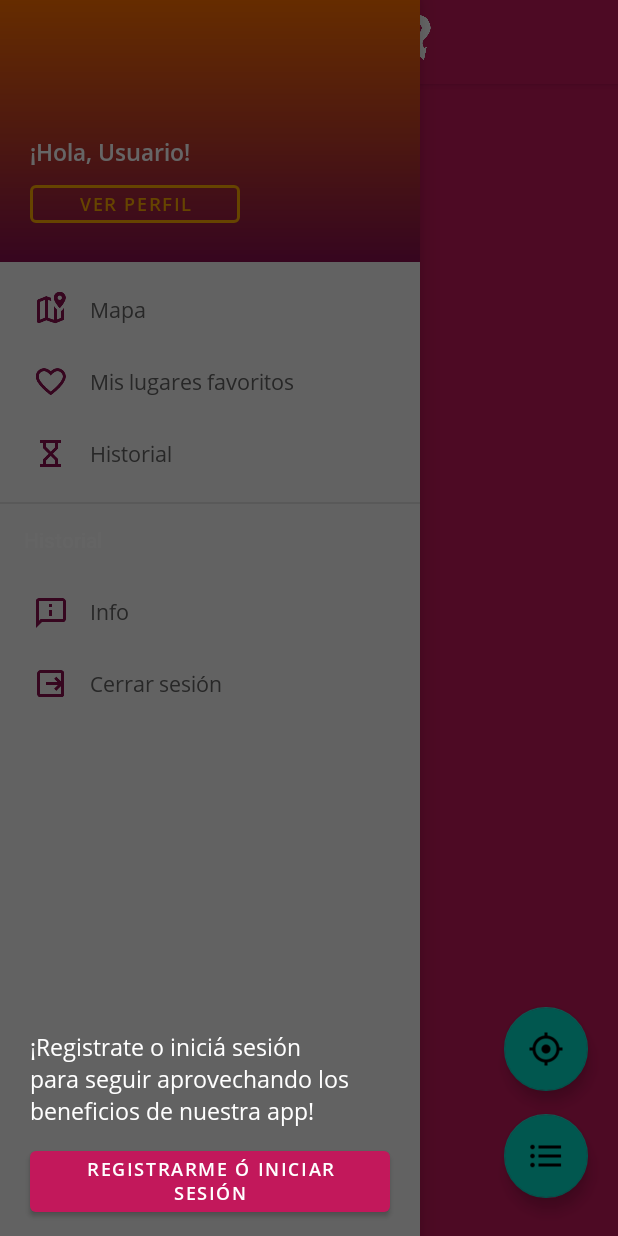
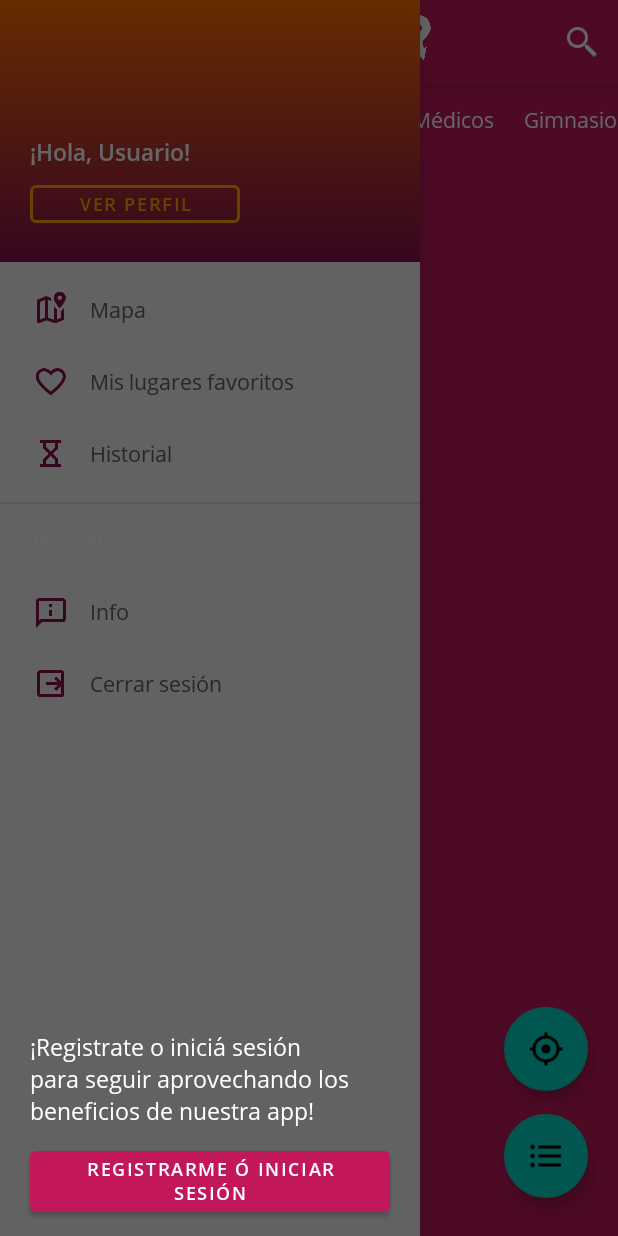
Before and after one commit to radamisil/ProyectoFinalAndroid, an Android app: the screen it shows after launch (MainActivity), with the side drawer open, on a phone screen of 412 x 824 dp. Run offline under Robolectric (Android 15) with nearby library versions, the phone set to English and light mode, and no system bars; our stand-ins replace RxJava; libraries missing offline, so code that uses them is left out: com.patloew.rxlocation, com.tbruyelle.rxpermissions2; 3 statements that could not run were skipped.

Commit message:
Add category tabs and search icon to Main Activity - in progress

```diff
--- a/app/src/main/java/com/visight/adondevamos/ui/main/MainActivity.kt
+++ b/app/src/main/java/com/visight/adondevamos/ui/main/MainActivity.kt
@@ -6,6 +6,7 @@ import android.app.Activity
 import android.content.Context
 import android.content.Intent
 import android.os.Bundle
+import android.view.Menu
 import android.view.View
 import androidx.appcompat.app.AppCompatActivity
 import androidx.core.view.GravityCompat
@@ -72,6 +73,12 @@ class MainActivity : BaseActivity() {
         }
     }
 
+    override fun onCreateOptionsMenu(menu: Menu?): Boolean {
+        val inflater = menuInflater
+        inflater.inflate(R.menu.menu_toolbar, menu)
+        return super.onCreateOptionsMenu(menu)
+    }
+
     @SuppressLint("MissingPermission")
     private fun getCurrentLocation() {
         var rxPermissions = RxPermissions(this)
--- /dev/null
+++ b/app/src/main/res/drawable/bg_rectangle_rounded_primary.xml
@@ -0,0 +1,6 @@
+<?xml version="1.0" encoding="utf-8"?>
+<shape xmlns:android="http://schemas.android.com/apk/res/android"
+       android:shape="rectangle">
+    <solid android:color="@color/colorPrimary" />
+    <corners android:radius="15dp"/>
+</shape>
--- /dev/null
+++ b/app/src/main/res/drawable/selector_bg_tab.xml
@@ -0,0 +1,5 @@
+<?xml version="1.0" encoding="utf-8"?>
+<selector xmlns:android="http://schemas.android.com/apk/res/android">
+    <item android:drawable="@drawable/bg_tab_selected" android:state_selected="true"/>
+    <item android:drawable="@drawable/bg_tab_default"/>
+</selector>
--- a/app/src/main/res/layout/activity_main.xml
+++ b/app/src/main/res/layout/activity_main.xml
@@ -24,7 +24,7 @@
             app:itemTextAppearance="@style/NavigationTextAppearance"
             app:itemIconTint="@color/colorPrimaryDark"
             android:theme="@style/NavigationViewStyle"
-            android:background="@color/colorLightGrey">}
+            android:background="@color/colorLightGrey">
 
         <LinearLayout
                 android:id="@+id/llContainerNoSessionRegisteredOptions"
--- a/app/src/main/res/layout/layout_content_main.xml
+++ b/app/src/main/res/layout/layout_content_main.xml
@@ -10,6 +10,13 @@
             android:id="@+id/layoutToolbar"
             layout="@layout/layout_toolbar"
             app:layout_constraintTop_toTopOf="parent"/>
+
+    <include
+            android:id="@+id/layoutTabLayout"
+            layout="@layout/layout_tabs_categories"
+            android:layout_width="match_parent"
+            android:layout_height="wrap_content"
+            app:layout_constraintTop_toBottomOf="@id/layoutToolbar"/>
 
     <ProgressBar
             android:id="@+id/progressBar"
@@ -24,7 +31,7 @@
             android:id="@+id/flFragmentContainer"
             android:layout_width="match_parent"
             android:layout_height="0dp"
-            app:layout_constraintTop_toBottomOf="@+id/layoutToolbar"
+            app:layout_constraintTop_toBottomOf="@+id/layoutTabLayout"
             app:layout_constraintBottom_toBottomOf="parent"/>
 
     <com.google.android.material.floatingactionbutton.FloatingActionButton
--- a/app/src/main/res/layout/layout_toolbar.xml
+++ b/app/src/main/res/layout/layout_toolbar.xml
@@ -1,5 +1,4 @@
 <?xml version="1.0" encoding="utf-8"?>
-
 <com.google.android.material.appbar.AppBarLayout
         xmlns:android="http://schemas.android.com/apk/res/android"
         android:layout_width="match_parent"
@@ -12,7 +11,7 @@
         <androidx.appcompat.widget.Toolbar
                 android:id="@+id/toolbar"
                 android:layout_width="match_parent"
-                    android:layout_height="?actionBarSize" />
+                android:layout_height="?actionBarSize"/>
 
         <ImageView
                 android:id="@+id/ivLogo"
--- /dev/null
+++ b/app/src/main/res/menu/menu_toolbar.xml
@@ -0,0 +1,8 @@
+<?xml version="1.0" encoding="utf-8"?>
+<menu xmlns:android="http://schemas.android.com/apk/res/android" xmlns:app="http://schemas.android.com/apk/res-auto">
+    <item
+        android:id="@+id/optionSearch"
+        android:icon="@drawable/ic_search"
+        android:title="@string/text_buscar_lugar"
+        app:showAsAction="always"/>
+</menu>
--- a/app/src/main/res/values/strings.xml
+++ b/app/src/main/res/values/strings.xml
@@ -24,4 +24,5 @@
     <string name="text_ya_tenes_cuenta_iniciar_sesion">¿Ya tenés cuenta? ¡Iniciá sesión!</string>
     <string name="text_contrasena">Contraseña</string>
     <string name="text_olvide_mi_contrasena">Olvidé mi contraseña</string>
+    <string name="text_buscar_lugar">Buscar lugar</string>
 </resources>
```
Also changed, not shown: app/src/main/res/drawable/bg_tab_default.xml (added, +16 -0 lines), app/src/main/res/drawable/bg_tab_selected.xml (added, +16 -0 lines), app/src/main/res/layout/layout_tabs_categories.xml (added, +52 -0 lines), app/src/main/res/values/styles.xml (+15 -0 lines), app/src/main/res/drawable-hdpi/ic_search.png (added), app/src/main/res/drawable-mdpi/ic_search.png (added), app/src/main/res/drawable-xhdpi/ic_search.png (added), app/src/main/res/drawable-xxhdpi/ic_search.png (added), app/src/main/res/drawable-xxxhdpi/ic_search.png (added). Lines whose indentation alone changed are shown as unchanged.
